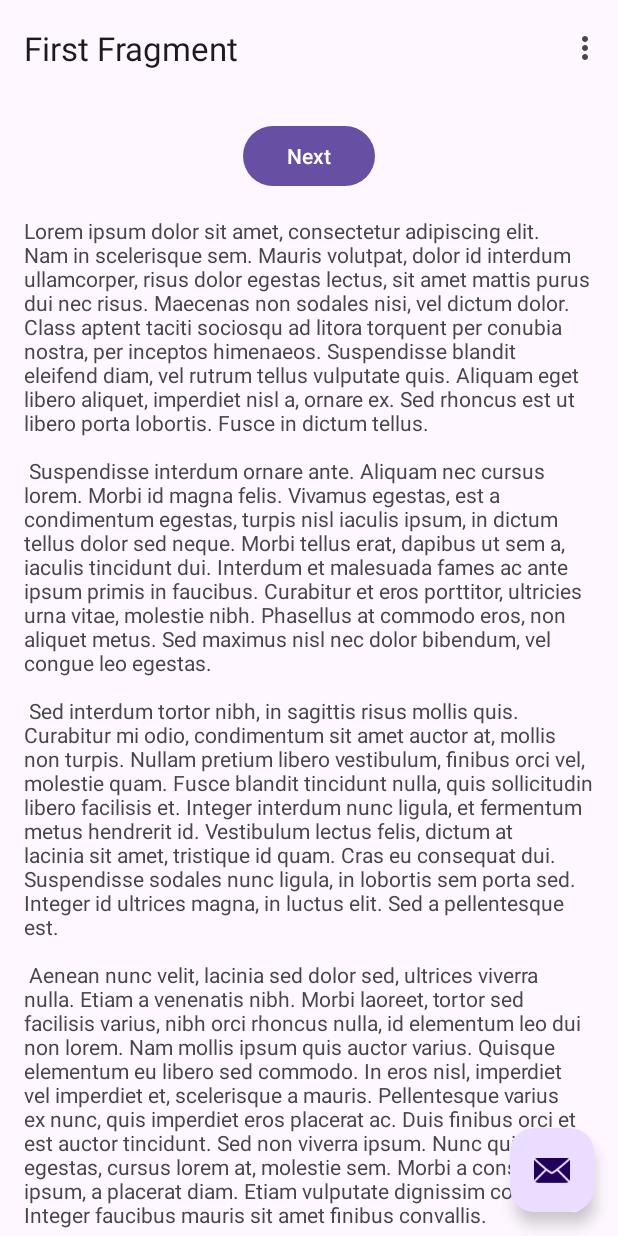
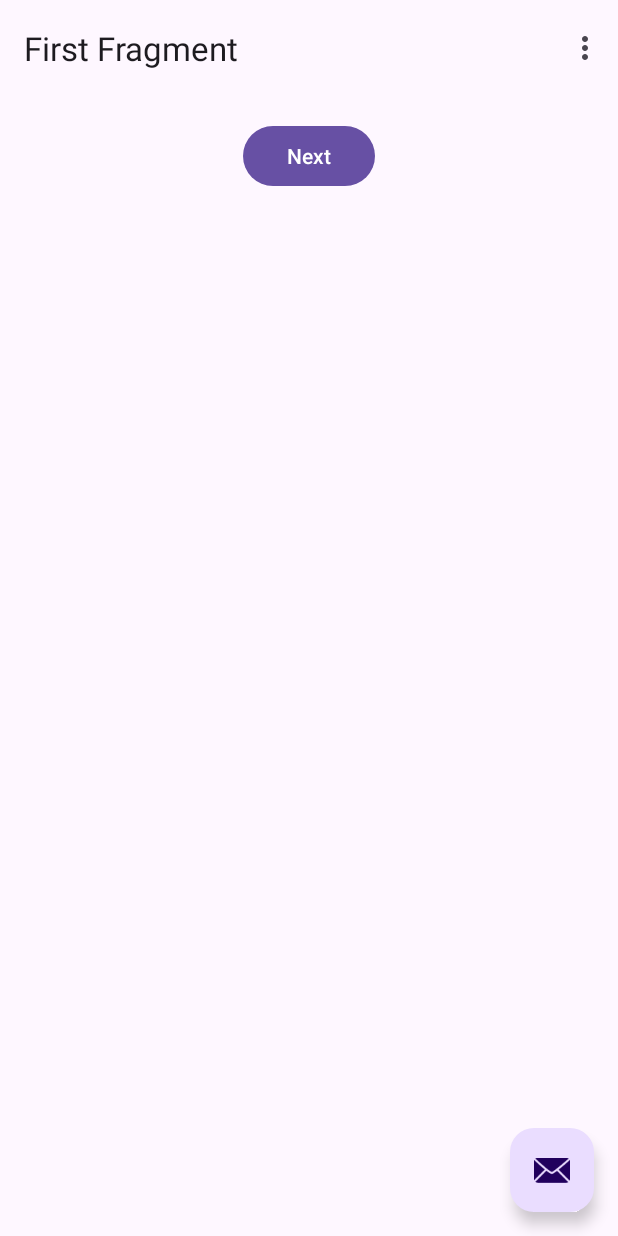
Before and after one commit to PladsElsker/story-book-generator, an Android app: the screen it shows after launch (MainActivity), on a phone screen of 412 x 824 dp. Run offline under Robolectric (Android 15) with nearby library versions, the phone set to English and light mode, and no system bars; our stand-ins replace navigation-ui.

Commit message:
Replaced the text view with a recycler view. Items and adapter not yet implemented

```diff
--- a/mobileApp/app/src/main/res/layout/fragment_first.xml
+++ b/mobileApp/app/src/main/res/layout/fragment_first.xml
@@ -16,20 +16,15 @@
             android:layout_width="wrap_content"
             android:layout_height="wrap_content"
             android:text="@string/next"
-            app:layout_constraintBottom_toTopOf="@id/textview_first"
             app:layout_constraintEnd_toEndOf="parent"
             app:layout_constraintStart_toStartOf="parent"
             app:layout_constraintTop_toTopOf="parent" />
 
-        <TextView
-            android:id="@+id/textview_first"
-            android:layout_width="wrap_content"
-            android:layout_height="wrap_content"
-            android:layout_marginTop="16dp"
-            android:text="@string/lorem_ipsum"
-            app:layout_constraintBottom_toBottomOf="parent"
-            app:layout_constraintEnd_toEndOf="parent"
-            app:layout_constraintStart_toStartOf="parent"
-            app:layout_constraintTop_toBottomOf="@id/button_first" />
+        <androidx.recyclerview.widget.RecyclerView
+            android:layout_width="match_parent"
+            android:layout_height="match_parent"
+            tools:layout_editor_absoluteX="16dp"
+            tools:layout_editor_absoluteY="64dp" />
+
     </androidx.constraintlayout.widget.ConstraintLayout>
 </androidx.core.widget.NestedScrollView>
```
